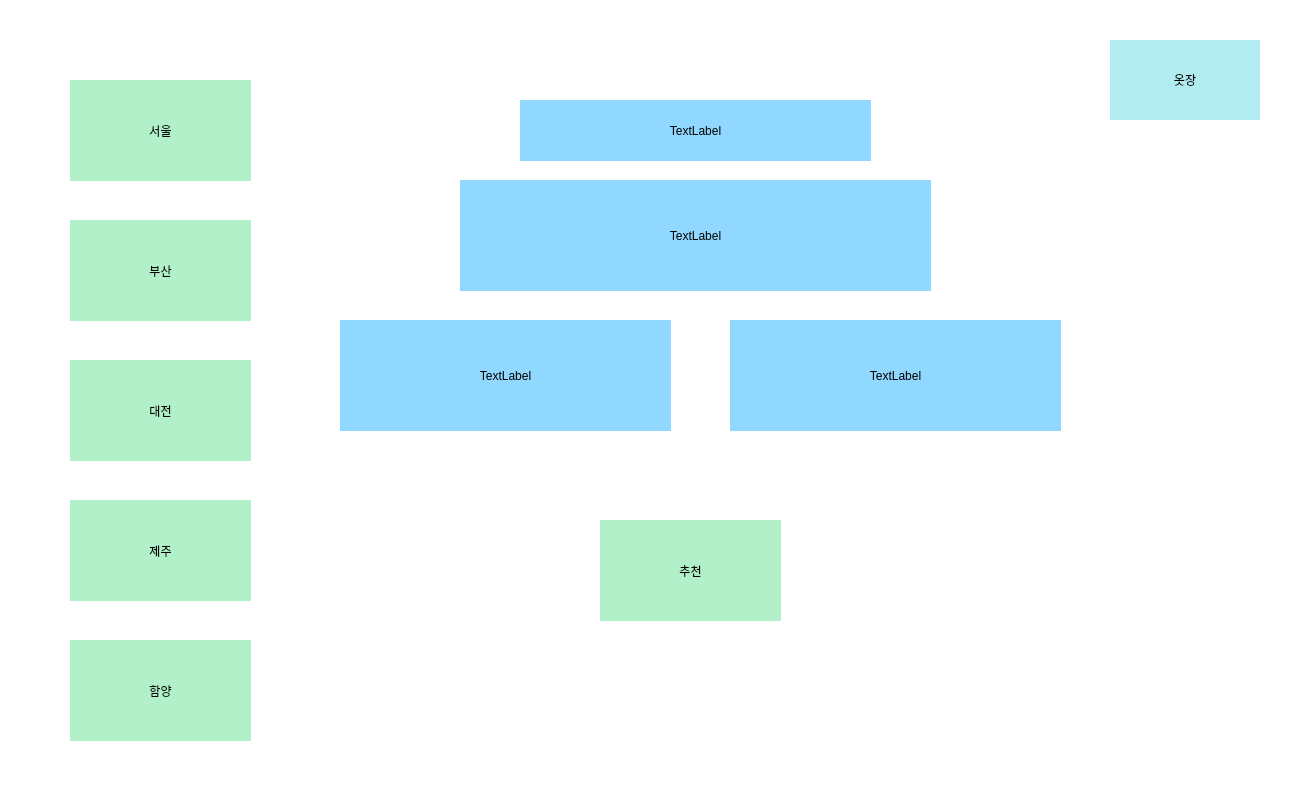
The window that _uiFile/viewMain.ui (jonga0209/Python_weatherPicker) describes before a commit, drawn with Qt 5.
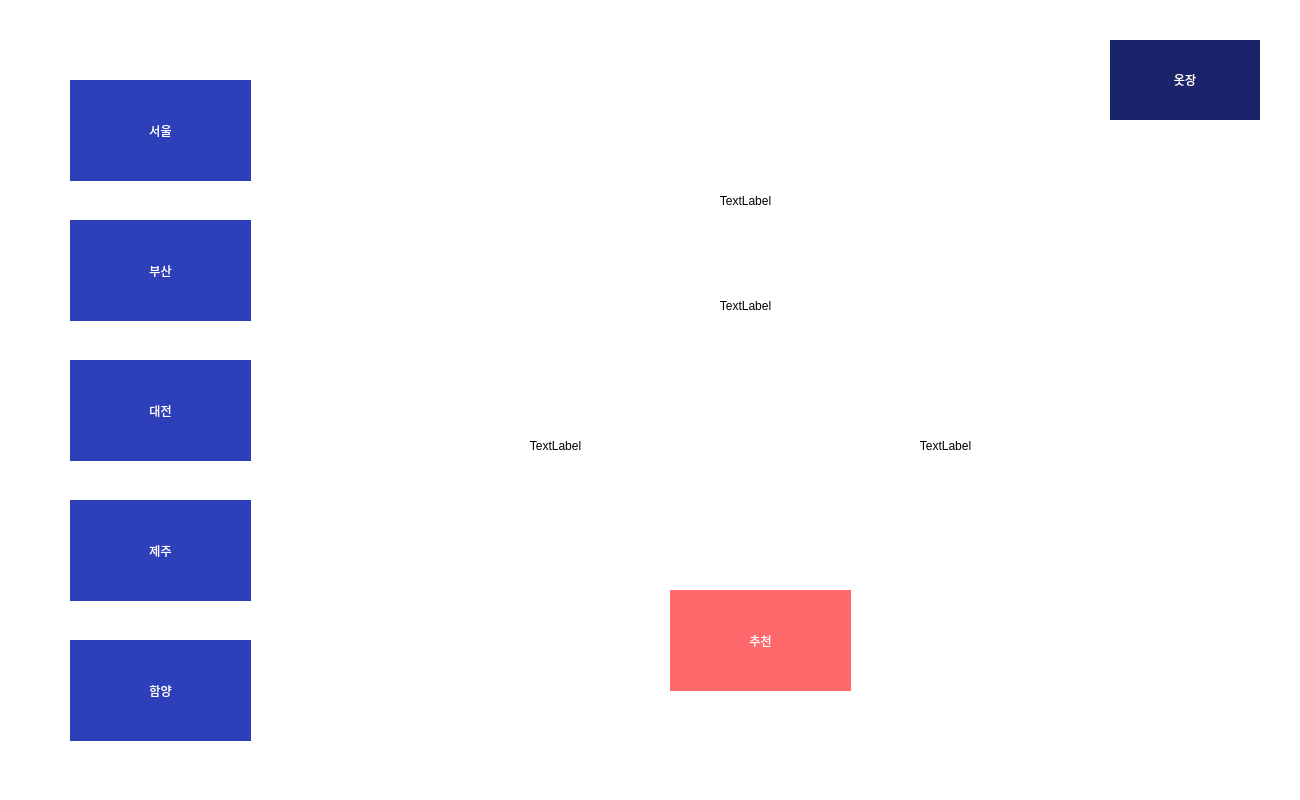
The same window after the commit.

Patch:
```diff
--- a/_uiFile/viewMain.ui
+++ b/_uiFile/viewMain.ui
@@ -39,7 +39,8 @@
    </property>
    <property name="styleSheet">
     <string notr="true">font: 25 15pt &quot;나눔바른고딕 Light&quot;;
-background-color: rgb(177, 236, 240);
+color: rgb(255, 255, 255);
+background-color: rgb(25, 36, 106);
 border:0px;</string>
    </property>
    <property name="text">
@@ -49,15 +50,16 @@
   <widget class="QPushButton" name="m_btn_reco">
    <property name="geometry">
     <rect>
-     <x>600</x>
-     <y>520</y>
+     <x>670</x>
+     <y>590</y>
      <width>181</width>
      <height>101</height>
     </rect>
    </property>
    <property name="styleSheet">
     <string notr="true">font: 25 15pt &quot;나눔바른고딕 Light&quot;;
-background-color: rgb(177, 240, 201);
+color: rgb(255, 255, 255);
+background-color: rgb(255, 105, 107);
 border:0px;</string>
    </property>
    <property name="text">
@@ -67,14 +69,14 @@
   <widget class="QLabel" name="m_la_year">
    <property name="geometry">
     <rect>
-     <x>520</x>
-     <y>100</y>
+     <x>570</x>
+     <y>170</y>
      <width>351</width>
      <height>61</height>
     </rect>
    </property>
    <property name="styleSheet">
-    <string notr="true">background-color: rgb(144, 216, 255);
+    <string notr="true">
 font: 25 20pt &quot;나눔바른고딕 Light&quot;;</string>
    </property>
    <property name="text">
@@ -87,14 +89,14 @@
   <widget class="QLabel" name="m_la_day">
    <property name="geometry">
     <rect>
-     <x>460</x>
-     <y>180</y>
+     <x>510</x>
+     <y>250</y>
      <width>471</width>
      <height>111</height>
     </rect>
    </property>
    <property name="styleSheet">
-    <string notr="true">background-color: rgb(144, 216, 255);
+    <string notr="true">
 font: 25 20pt &quot;나눔바른고딕 Light&quot;;</string>
    </property>
    <property name="text">
@@ -107,14 +109,14 @@
   <widget class="QLabel" name="m_la_state">
    <property name="geometry">
     <rect>
-     <x>730</x>
-     <y>320</y>
+     <x>780</x>
+     <y>390</y>
      <width>331</width>
      <height>111</height>
     </rect>
    </property>
    <property name="styleSheet">
-    <string notr="true">background-color: rgb(144, 216, 255);
+    <string notr="true">
 font: 25 20pt &quot;나눔바른고딕 Light&quot;;</string>
    </property>
    <property name="text">
@@ -127,14 +129,14 @@
   <widget class="QLabel" name="m_la_tem">
    <property name="geometry">
     <rect>
-     <x>340</x>
-     <y>320</y>
+     <x>390</x>
+     <y>390</y>
      <width>331</width>
      <height>111</height>
     </rect>
    </property>
    <property name="styleSheet">
-    <string notr="true">background-color: rgb(144, 216, 255);
+    <string notr="true">
 font: 25 20pt &quot;나눔바른고딕 Light&quot;;</string>
    </property>
    <property name="text">
@@ -155,7 +157,8 @@
    </property>
    <property name="styleSheet">
     <string notr="true">font: 25 15pt &quot;나눔바른고딕 Light&quot;;
-background-color: rgb(177, 240, 201);
+color: rgb(255, 255, 255);
+background-color: rgb(45, 63, 185);
 border:0px;</string>
    </property>
    <property name="text">
@@ -173,7 +176,9 @@
    </property>
    <property name="styleSheet">
     <string notr="true">font: 25 15pt &quot;나눔바른고딕 Light&quot;;
-background-color: rgb(177, 240, 201);
+selection-background-color: rgb(44, 56, 97);
+color: rgb(255, 255, 255);
+background-color: rgb(45, 63, 185);
 border:0px;</string>
    </property>
    <property name="text">
@@ -191,7 +196,8 @@
    </property>
    <property name="styleSheet">
     <string notr="true">font: 25 15pt &quot;나눔바른고딕 Light&quot;;
-background-color: rgb(177, 240, 201);
+color: rgb(255, 255, 255);
+background-color: rgb(45, 63, 185);
 border:0px;</string>
    </property>
    <property name="text">
@@ -209,7 +215,8 @@
    </property>
    <property name="styleSheet">
     <string notr="true">font: 25 15pt &quot;나눔바른고딕 Light&quot;;
-background-color: rgb(177, 240, 201);
+color: rgb(255, 255, 255);
+background-color: rgb(45, 63, 185);
 border:0px;</string>
    </property>
    <property name="text">
@@ -227,7 +234,8 @@
    </property>
    <property name="styleSheet">
     <string notr="true">font: 25 15pt &quot;나눔바른고딕 Light&quot;;
-background-color: rgb(177, 240, 201);
+color: rgb(255, 255, 255);
+background-color: rgb(45, 63, 185);
 border:0px;</string>
    </property>
    <property name="text">
```
